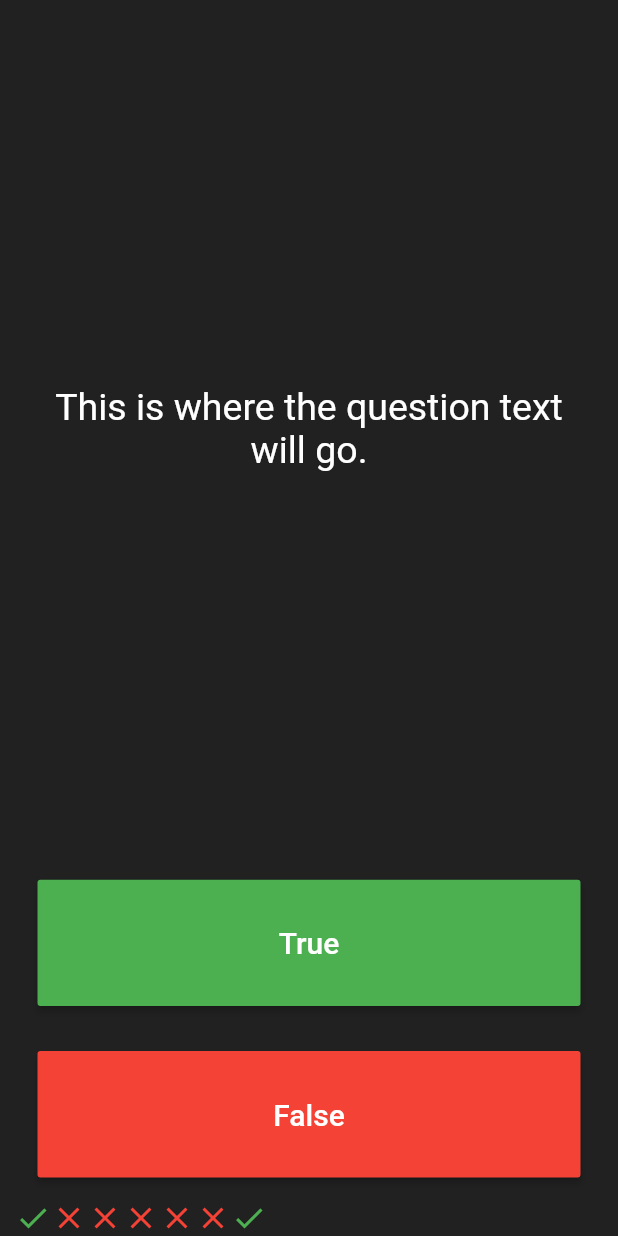
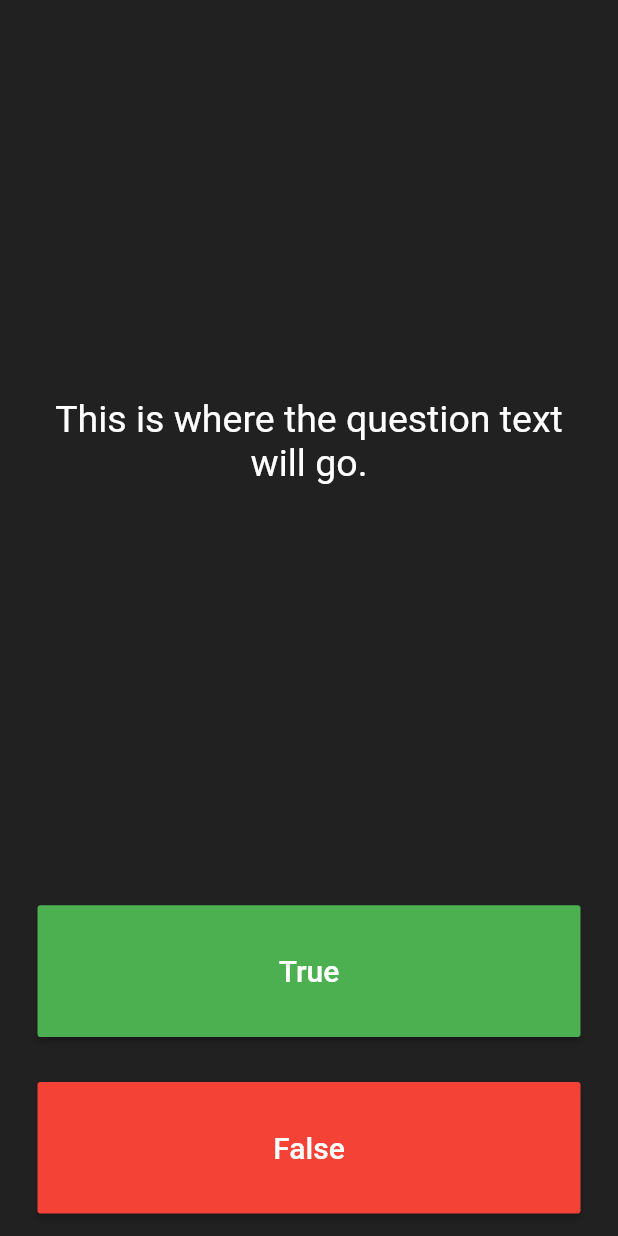
Before and after one commit to ArkhamKoder/quiz_app_flutter, a Flutter app: the screen it shows after launch, after a tap on "True", on a phone screen of 412 x 824 dp. Run offline on Flutter 3.47's test engine with Material 2 defaults, Android fonts, the phone set to English and light mode, and no system bars.

Commit message:
cleared list scoreKeeper

```diff
--- a/lib/main.dart
+++ b/lib/main.dart
@@ -31,32 +31,7 @@ class QuizPage extends StatefulWidget {
 }
 
 class _QuizPageState extends State<QuizPage> {
-  List<Widget> scoreKeeper = [
-    const Icon(
-      Icons.check,
-      color: Colors.green,
-    ),
-    const Icon(
-      Icons.close,
-      color: Colors.red,
-    ),
-    const Icon(
-      Icons.close,
-      color: Colors.red,
-    ),
-    const Icon(
-      Icons.close,
-      color: Colors.red,
-    ),
-    const Icon(
-      Icons.close,
-      color: Colors.red,
-    ),
-    const Icon(
-      Icons.close,
-      color: Colors.red,
-    )
-  ];
+  List<Widget> scoreKeeper = [];
   @override
   Widget build(BuildContext context) {
     return Column(
@@ -93,12 +68,6 @@ class _QuizPageState extends State<QuizPage> {
                 ),
               ),
               onPressed: () {
-                setState(() {
-                  scoreKeeper.add(const Icon(
-                    Icons.check,
-                    color: Colors.green,
-                  ));
-                });
                 //The user picked true.
               },
             ),
```
